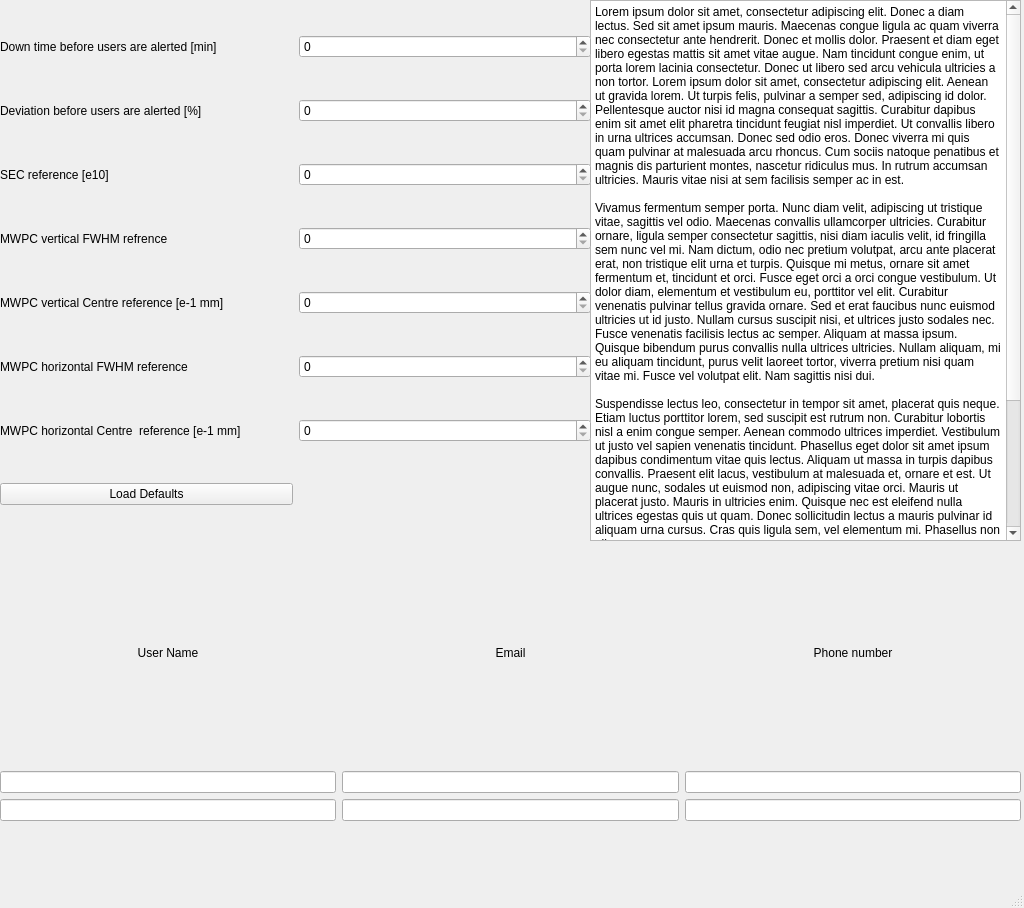
The window that cst.ui (einoj/charm_shift_tool) describes before a commit, drawn with Qt 5.
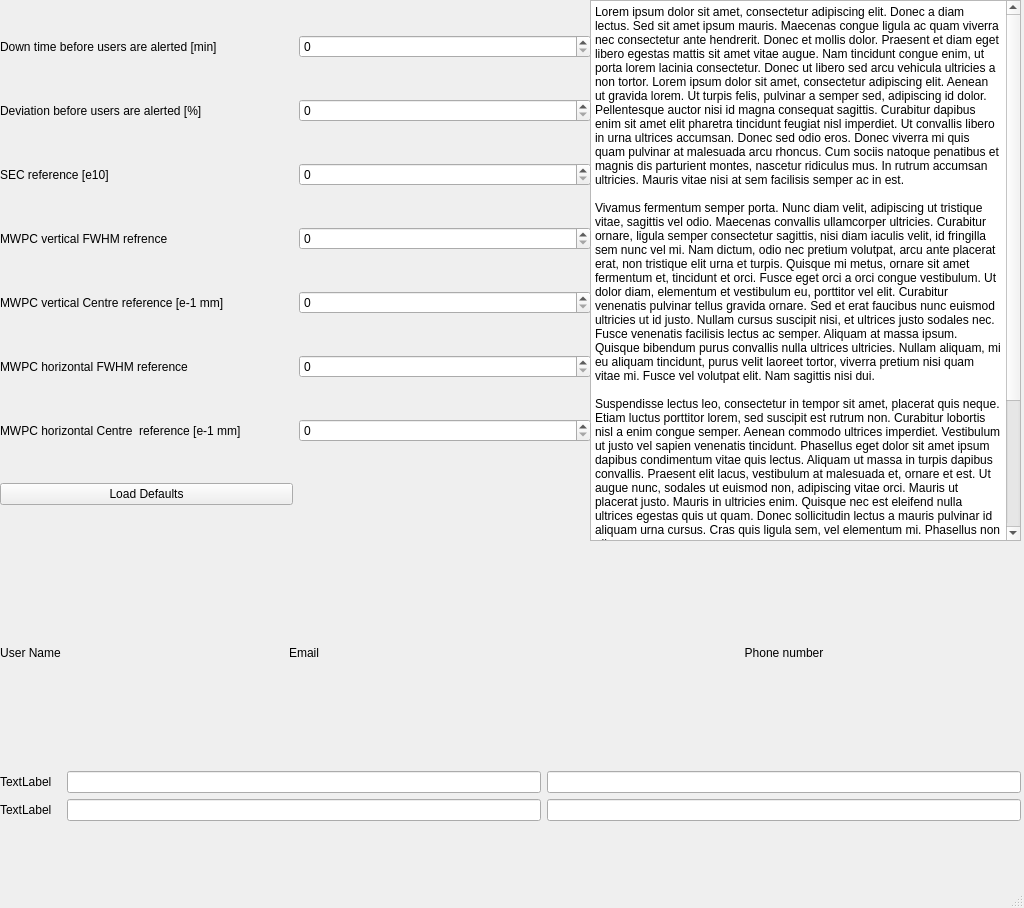
The same window after the commit.

Diff of the .ui file:
```diff
--- a/cst.ui
+++ b/cst.ui
@@ -179,11 +179,12 @@
        </property>
       </widget>
      </item>
-     <item row="3" column="0">
-      <widget class="QLineEdit" name="lineEdit"/>
-     </item>
      <item row="3" column="2">
-      <widget class="QLineEdit" name="lineEdit_3"/>
+      <widget class="QLineEdit" name="lineEdit_3">
+       <property name="readOnly">
+        <bool>false</bool>
+       </property>
+      </widget>
      </item>
      <item row="2" column="2">
       <widget class="QLineEdit" name="lineEdit_5"/>
@@ -191,12 +192,6 @@
      <item row="3" column="1">
       <widget class="QLineEdit" name="lineEdit_6"/>
      </item>
-     <item row="2" column="1">
-      <widget class="QLineEdit" name="lineEdit_2"/>
-     </item>
-     <item row="2" column="0">
-      <widget class="QLineEdit" name="lineEdit_4"/>
-     </item>
      <item row="0" column="2">
       <widget class="QLabel" name="label_10">
        <property name="text">
@@ -220,6 +215,23 @@
        </property>
       </widget>
      </item>
+     <item row="2" column="0">
+      <widget class="QLabel" name="label_11">
+       <property name="text">
+        <string>TextLabel</string>
+       </property>
+      </widget>
+     </item>
+     <item row="3" column="0">
+      <widget class="QLabel" name="label_12">
+       <property name="text">
+        <string>TextLabel</string>
+       </property>
+      </widget>
+     </item>
+     <item row="2" column="1">
+      <widget class="QLineEdit" name="lineEdit_2"/>
+     </item>
     </layout>
    </widget>
   </widget>
```
Left out of the diff: 67 changed lines with no effect on the pictures.
